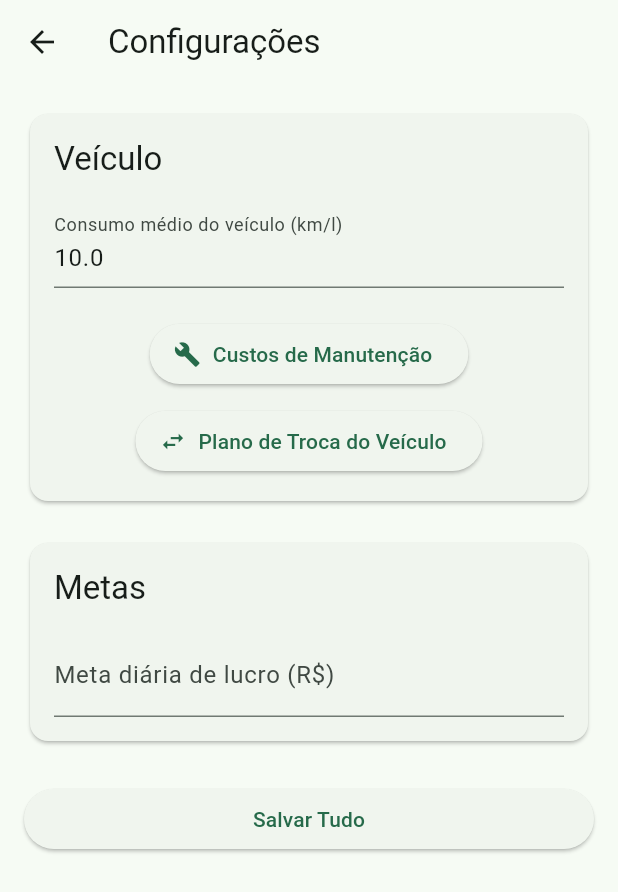
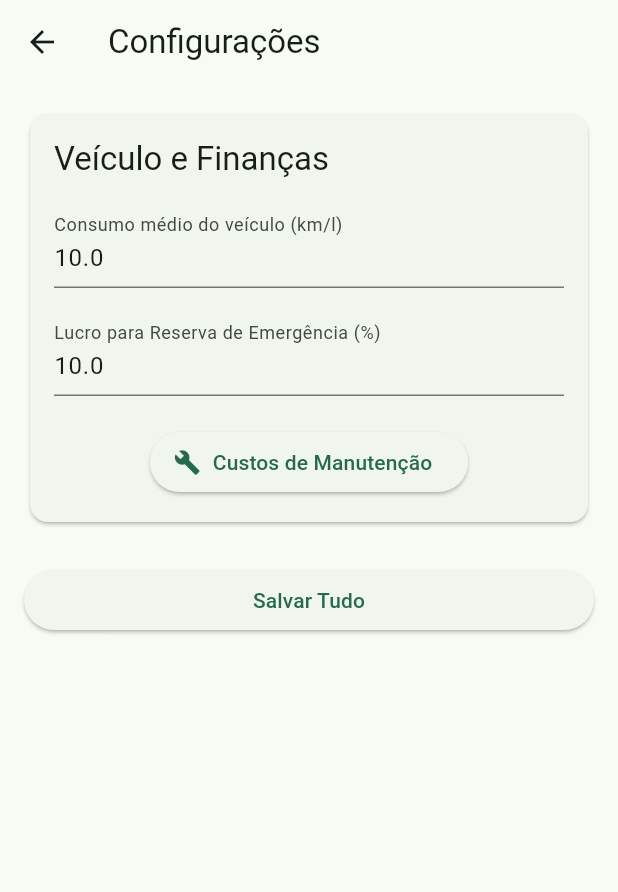
Before and after one commit to DouglasAlexJJ/turno_pago, a Flutter app: the ConfigScreen screen opened directly, on a phone screen of 412 x 824 dp. Shown: the top 892 px of the screen. Run offline on Flutter 3.47's test engine with Material 3 defaults, Android fonts, the phone set to English and light mode, and no system bars; our stand-ins replace flutter_masked_text2, shared_preferences; accounts and stored records are empty.

Commit message:
remoção do troca de veiculo
removemos troca de veiculo por uma "reserva de emergência" baseada em porcentagem do lucro diário

```diff
--- a/lib/models/veiculo.dart
+++ b/lib/models/veiculo.dart
@@ -3,38 +3,29 @@
 class Veiculo {
   final double consumoMedio;
   final int kmAtual;
-  final double valorProximoVeiculo;
-  final int proximaTrocaKm;
-  final double precoCombustivel; // NOVO CAMPO
+  final double precoCombustivel;
+  final double percentualReserva; // NOVO CAMPO
 
   Veiculo({
     this.consumoMedio = 10.0,
     this.kmAtual = 0,
-    this.valorProximoVeiculo = 0,
-    this.proximaTrocaKm = 0,
-    this.precoCombustivel = 0.0, // NOVO CAMPO
+    this.precoCombustivel = 0.0,
+    this.percentualReserva = 10.0, // NOVO CAMPO (padrão 10%)
   });
 
-  double get depreciacaoPorKm {
-    if (proximaTrocaKm > 0 && valorProximoVeiculo > 0) {
-      return valorProximoVeiculo / proximaTrocaKm;
-    }
-    return 0;
-  }
+  // 'depreciacaoPorKm' foi removido pois não é mais necessário
 
   Veiculo copyWith({
     double? consumoMedio,
     int? kmAtual,
-    double? valorProximoVeiculo,
-    int? proximaTrocaKm,
-    double? precoCombustivel, // NOVO CAMPO
+    double? precoCombustivel,
+    double? percentualReserva, // NOVO CAMPO
   }) {
     return Veiculo(
       consumoMedio: consumoMedio ?? this.consumoMedio,
       kmAtual: kmAtual ?? this.kmAtual,
-      valorProximoVeiculo: valorProximoVeiculo ?? this.valorProximoVeiculo,
-      proximaTrocaKm: proximaTrocaKm ?? this.proximaTrocaKm,
-      precoCombustivel: precoCombustivel ?? this.precoCombustivel, // NOVO CAMPO
+      precoCombustivel: precoCombustivel ?? this.precoCombustivel,
+      percentualReserva: percentualReserva ?? this.percentualReserva, // NOVO CAMPO
     );
   }
 
@@ -42,9 +33,8 @@ class Veiculo {
     return {
       'consumoMedio': consumoMedio,
       'kmAtual': kmAtual,
-      'valorProximoVeiculo': valorProximoVeiculo,
-      'proximaTrocaKm': proximaTrocaKm,
-      'precoCombustivel': precoCombustivel, // NOVO CAMPO
+      'precoCombustivel': precoCombustivel,
+      'percentualReserva': percentualReserva, // NOVO CAMPO
     };
   }
 
@@ -52,9 +42,8 @@ class Veiculo {
     return Veiculo(
       consumoMedio: map['consumoMedio'] ?? 10.0,
       kmAtual: map['kmAtual'] ?? 0,
-      valorProximoVeiculo: map['valorProximoVeiculo'] ?? 0.0,
-      proximaTrocaKm: map['proximaTrocaKm'] ?? 0,
-      precoCombustivel: map['precoCombustivel'] ?? 0.0, // NOVO CAMPO
+      precoCombustivel: map['precoCombustivel'] ?? 0.0,
+      percentualReserva: map['percentualReserva'] ?? 10.0, // NOVO CAMPO
     );
   }
 }
--- a/lib/screens/config_screen.dart
+++ b/lib/screens/config_screen.dart
@@ -3,7 +3,6 @@
 import 'package:flutter/material.dart';
 import 'package:turno_pago/models/veiculo.dart';
 import 'package:turno_pago/services/veiculo_service.dart';
-import 'carro_screen.dart';
 import 'manutencao_screen.dart';
 
 class ConfigScreen extends StatefulWidget {
@@ -16,8 +15,9 @@ class ConfigScreen extends StatefulWidget {
 class ConfigScreenState extends State<ConfigScreen> {
   final _formKey = GlobalKey<FormState>();
   final _consumoController = TextEditingController();
-  final _metaDiariaController = TextEditingController(); // Ainda usa SharedPreferences direto
+  final _percentualReservaController = TextEditingController(); // NOVO CONTROLADOR
   late Veiculo _veiculo;
+  bool _isLoading = true;
 
   @override
   void initState() {
@@ -26,26 +26,25 @@ class ConfigScreenState extends State<ConfigScreen> {
   }
 
   Future<void> _carregarDados() async {
+    setState(() => _isLoading = true);
     final veiculoData = await VeiculoService.getVeiculo();
-    // Você precisará adicionar a lógica para a meta diária se ela continuar aqui
     setState(() {
       _veiculo = veiculoData;
       _consumoController.text = _veiculo.consumoMedio.toString();
+      _percentualReservaController.text = _veiculo.percentualReserva.toString(); // CARREGA O NOVO DADO
+      _isLoading = false;
     });
   }
 
   Future<void> _salvarConfiguracoes() async {
     if (_formKey.currentState!.validate()) {
-      final novoVeiculo = Veiculo(
+      // Cria uma cópia do veículo atual com os novos dados do formulário
+      final novoVeiculo = _veiculo.copyWith(
         consumoMedio: double.tryParse(_consumoController.text) ?? _veiculo.consumoMedio,
-        kmAtual: _veiculo.kmAtual, // Preserva os dados não editáveis aqui
-        valorProximoVeiculo: _veiculo.valorProximoVeiculo,
-        proximaTrocaKm: _veiculo.proximaTrocaKm,
+        percentualReserva: double.tryParse(_percentualReservaController.text) ?? _veiculo.percentualReserva,
       );
 
       await VeiculoService.salvarVeiculo(novoVeiculo);
-      // Salvar a meta diária continua igual por enquanto
-      // ...
 
       if (!mounted) return;
 
@@ -59,7 +58,9 @@ class ConfigScreenState extends State<ConfigScreen> {
   Widget build(BuildContext context) {
     return Scaffold(
       appBar: AppBar(title: const Text('Configurações')),
-      body: Padding(
+      body: _isLoading
+          ? const Center(child: CircularProgressIndicator())
+          : Padding(
         padding: const EdgeInsets.all(16.0),
         child: Form(
           key: _formKey,
@@ -71,13 +72,21 @@ class ConfigScreenState extends State<ConfigScreen> {
                   child: Column(
                     crossAxisAlignment: CrossAxisAlignment.start,
                     children: [
-                      Text('Veículo', style: Theme.of(context).textTheme.titleLarge),
+                      Text('Veículo e Finanças', style: Theme.of(context).textTheme.titleLarge),
                       const SizedBox(height: 16),
                       TextFormField(
                         controller: _consumoController,
                         keyboardType: TextInputType.number,
                         decoration: const InputDecoration(labelText: 'Consumo médio do veículo (km/l)'),
                         validator: (value) => value!.isEmpty ? 'Informe o consumo' : null,
+                      ),
+                      const SizedBox(height: 16),
+                      // NOVO CAMPO PARA A RESERVA
+                      TextFormField(
+                        controller: _percentualReservaController,
+                        keyboardType: TextInputType.number,
+                        decoration: const InputDecoration(labelText: 'Lucro para Reserva de Emergência (%)'),
+                        validator: (value) => value!.isEmpty ? 'Informe o percentual' : null,
                       ),
                       const SizedBox(height: 20),
                       Center(
@@ -87,33 +96,7 @@ class ConfigScreenState extends State<ConfigScreen> {
                           onPressed: () => Navigator.push(context, MaterialPageRoute(builder: (context) => const ManutencaoScreen())),
                         ),
                       ),
-                      const SizedBox(height: 10),
-                      Center(
-                        child: ElevatedButton.icon(
-                          icon: const Icon(Icons.swap_horiz),
-                          label: const Text('Plano de Troca do Veículo'),
-                          onPressed: () => Navigator.push(context, MaterialPageRoute(builder: (context) => const CarroScreen())),
-                        ),
-                      ),
-                    ],
-                  ),
-                ),
-              ),
-              const SizedBox(height: 20),
-              Card(
-                child: Padding(
-                  padding: const EdgeInsets.all(16.0),
-                  child: Column(
-                    crossAxisAlignment: CrossAxisAlignment.start,
-                    children: [
-                      Text('Metas', style: Theme.of(context).textTheme.titleLarge),
-                      const SizedBox(height: 16),
-                      TextFormField(
-                        controller: _metaDiariaController,
-                        keyboardType: TextInputType.number,
-                        decoration: const InputDecoration(labelText: 'Meta diária de lucro (R\$)'),
-                        validator: (value) => value!.isEmpty ? 'Informe sua meta diária' : null,
-                      ),
+                      // O BOTÃO DE PLANO DE TROCA FOI REMOVIDO
                     ],
                   ),
                 ),
--- a/lib/services/veiculo_service.dart
+++ b/lib/services/veiculo_service.dart
@@ -6,33 +6,29 @@ import '../models/veiculo.dart';
 class VeiculoService {
   static const String _consumoKey = 'veiculo_consumo_medio';
   static const String _kmAtualKey = 'veiculo_km_atual';
-  static const String _valorVeiculoKey = 'carro_valor';
-  static const String _vidaUtilKey = 'carro_vida_util_km';
-  static const String _precoCombustivelKey = 'veiculo_preco_combustivel'; // NOVA CHAVE
+  static const String _precoCombustivelKey = 'veiculo_preco_combustivel';
+  static const String _percentualReservaKey = 'veiculo_percentual_reserva'; // NOVA CHAVE
 
   static Future<void> salvarVeiculo(Veiculo veiculo) async {
     final prefs = await SharedPreferences.getInstance();
     await prefs.setDouble(_consumoKey, veiculo.consumoMedio);
     await prefs.setInt(_kmAtualKey, veiculo.kmAtual);
-    await prefs.setDouble(_valorVeiculoKey, veiculo.valorProximoVeiculo);
-    await prefs.setInt(_vidaUtilKey, veiculo.proximaTrocaKm);
-    await prefs.setDouble(_precoCombustivelKey, veiculo.precoCombustivel); // SALVA O NOVO DADO
+    await prefs.setDouble(_precoCombustivelKey, veiculo.precoCombustivel);
+    await prefs.setDouble(_percentualReservaKey, veiculo.percentualReserva); // SALVA O NOVO DADO
   }
 
   static Future<Veiculo> getVeiculo() async {
     final prefs = await SharedPreferences.getInstance();
     final consumo = prefs.getDouble(_consumoKey) ?? 10.0;
     final kmAtual = prefs.getInt(_kmAtualKey) ?? 0;
-    final valor = prefs.getDouble(_valorVeiculoKey) ?? 0.0;
-    final vidaUtil = prefs.getInt(_vidaUtilKey) ?? 0;
-    final precoCombustivel = prefs.getDouble(_precoCombustivelKey) ?? 0.0; // LÊ O NOVO DADO
+    final precoCombustivel = prefs.getDouble(_precoCombustivelKey) ?? 0.0;
+    final percentualReserva = prefs.getDouble(_percentualReservaKey) ?? 10.0; // LÊ O NOVO DADO
 
     return Veiculo(
       consumoMedio: consumo,
       kmAtual: kmAtual,
-      valorProximoVeiculo: valor,
-      proximaTrocaKm: vidaUtil,
-      precoCombustivel: precoCombustivel, // PASSA PARA O CONSTRUTOR
+      precoCombustivel: precoCombustivel,
+      percentualReserva: percentualReserva, // PASSA PARA O CONSTRUTOR
     );
   }
 }
--- a/pubspec.yaml
+++ b/pubspec.yaml
@@ -16,6 +16,7 @@ dependencies:
   uuid: ^4.5.1
   intl: ^0.20.2
   flutter_masked_text2: ^0.9.1
+  collection: ^1.19.1
 
 dev_dependencies:
   flutter_test:
```
Also changed, not shown: lib/screens/carro_screen.dart (deleted, +0 -118 lines), lib/screens/home_screen.dart (+28 -23 lines), lib/screens/painel_financeiro_screen.dart (+33 -9 lines), lib/screens/primeiro_acesso_screen.dart (+6 -18 lines), pubspec.lock.
